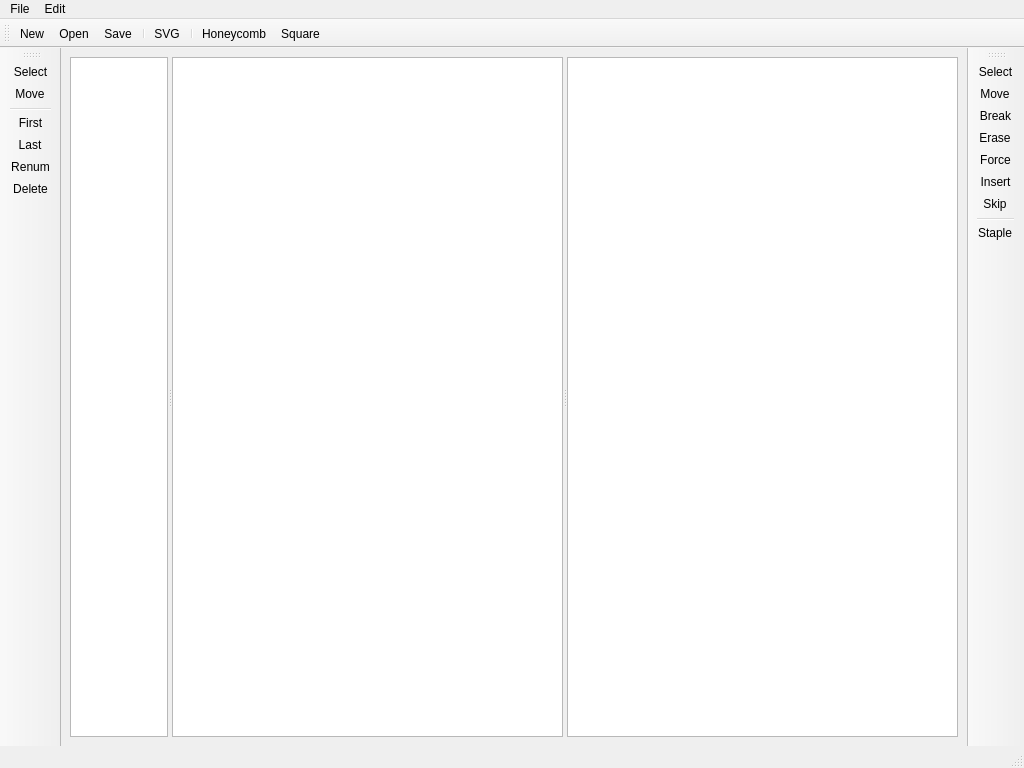
The window that ui/mainwindow.ui (sdouglas/cadnano2) describes before a commit, drawn with Qt 5.
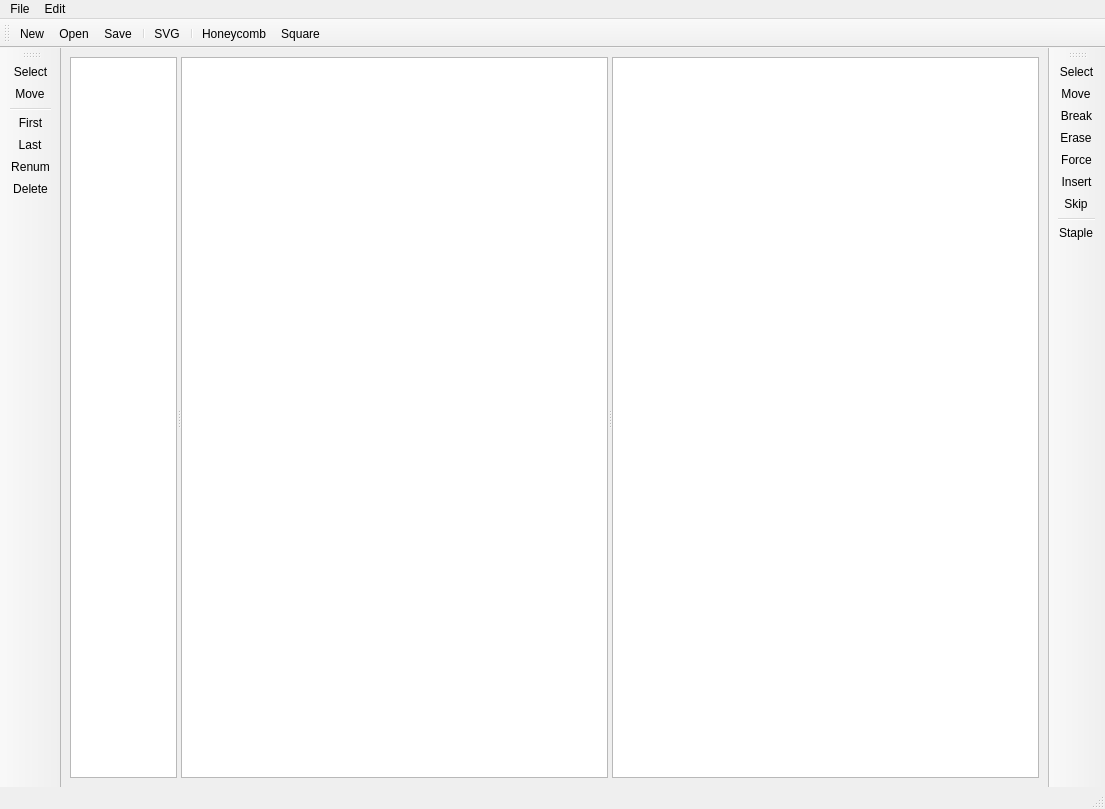
The same window after the commit. Icons and pictures are not drawn.

Commit message: Renamed mouseQGraphicsView to CustomQGraphics view and applied PEP8 style. Manually edited ui_mainwindow.py so the UI is built with this class.

Diff of the .ui file:
```diff
--- a/ui/mainwindow.ui
+++ b/ui/mainwindow.ui
@@ -6,8 +6,8 @@
    <rect>
     <x>0</x>
     <y>0</y>
-    <width>1024</width>
-    <height>768</height>
+    <width>1105</width>
+    <height>809</height>
    </rect>
   </property>
   <property name="windowTitle">
@@ -35,7 +35,7 @@
        </property>
        <property name="minimumSize">
         <size>
-         <width>50</width>
+         <width>100</width>
          <height>0</height>
         </size>
        </property>
@@ -61,7 +61,7 @@
        </property>
        <property name="minimumSize">
         <size>
-         <width>200</width>
+         <width>300</width>
          <height>0</height>
         </size>
        </property>
@@ -102,7 +102,7 @@
        </property>
        <property name="minimumSize">
         <size>
-         <width>200</width>
+         <width>300</width>
          <height>0</height>
         </size>
        </property>
@@ -134,7 +134,7 @@
     <rect>
      <x>0</x>
      <y>0</y>
-     <width>1024</width>
+     <width>1105</width>
      <height>22</height>
     </rect>
    </property>
```
The commit also changes 3 other files.
